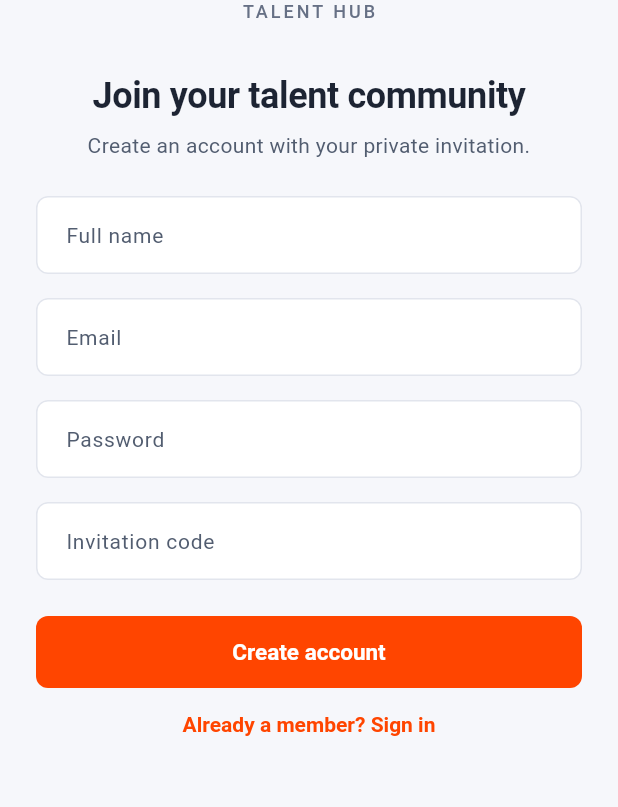
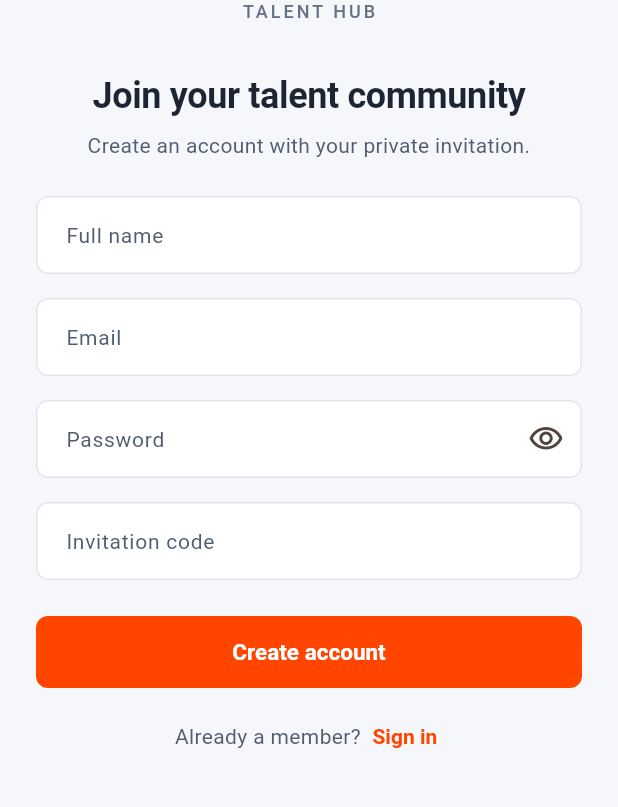
Before and after one commit to Ruby160612/excelerate-engagement-app, a Flutter app: the screen it shows after launch, after a tap on "LOGIN", after a tap on "Sign Up", on a phone screen of 412 x 824 dp, the part 179-986 px from its top. Run offline on Flutter 3.47's test engine with Material 3 defaults, Android fonts, the phone set to English and light mode, and no system bars; our stand-ins replace file_picker, firebase_core, flutter_svg, shared_preferences; accounts and stored records are empty.

Commit message:
Align Login and Sign Up, share validators, add Forgot Password placeholder

```diff
--- /dev/null
+++ b/lib/utils/validators.dart
@@ -0,0 +1,28 @@
+/// Form rules shared by Login and Sign Up, so both screens check input the
+/// same way and show the same messages.
+abstract final class Validators {
+  /// Minimum length for a new password (applied when creating an account).
+  static const int minPasswordLength = 8;
+
+  static final RegExp _email = RegExp(r'^[^\s@]+@[^\s@]+\.[^\s@]+$');
+
+  /// Empty and badly formed addresses show the same message.
+  static String? email(String? value) =>
+      value != null && _email.hasMatch(value.trim())
+          ? null
+          : 'Enter a valid email';
+
+  /// Login only needs a value, so accounts created under an older rule can
+  /// still sign in. Pass [checkLength] when the user is choosing a password.
+  static String? password(String? value, {bool checkLength = false}) {
+    if (value == null || value.isEmpty) return 'Enter your password';
+    if (checkLength && value.length < minPasswordLength) {
+      return 'Use at least $minPasswordLength characters';
+    }
+    return null;
+  }
+
+  /// A text field that must not be blank, with the message to show.
+  static String? required(String? value, String message) =>
+      value == null || value.trim().isEmpty ? message : null;
+}
--- a/lib/views/auth/login.dart
+++ b/lib/views/auth/login.dart
@@ -3,8 +3,11 @@ import 'package:provider/provider.dart';
 
 import '../../services/auth_service.dart';
 import '../../utils/constants.dart';
-import '../../utils/themes.dart';
+import '../../utils/validators.dart';
+import '../../widgets/app_button.dart';
+import '../../widgets/auth_switch_link.dart';
 import '../../widgets/brand_logo.dart';
+import '../../widgets/page_layout.dart';
 
 class LoginView extends StatefulWidget {
   const LoginView({super.key});
@@ -62,219 +65,108 @@ class _LoginViewState extends State<LoginView> {
     }
   }
 
+  // Placeholder until password reset exists on the backend.
+  void _forgotPassword() {
+    ScaffoldMessenger.of(context)
+      ..hideCurrentSnackBar()
+      ..showSnackBar(const SnackBar(
+        content: Text('Password reset is not available yet. '
+            'Please contact your Excelerate administrator.'),
+      ));
+  }
+
+  // Login and Sign Up share PageLayout, field styling, AppButton and
+  // AuthSwitchLink so the two screens look and behave the same.
   @override
-  Widget build(BuildContext context) {
-    const Color brandOrange = AppColors.primary;
-
-    return Scaffold(
-      backgroundColor: Colors.white,
-      appBar: AppBar(
-        backgroundColor: Colors.white,
-        elevation: 0,
-        iconTheme: const IconThemeData(color: Colors.black),
-      ),
-      body: SafeArea(
-        child: Center(
-          child: ConstrainedBox(
-            constraints: const BoxConstraints(maxWidth: 520),
-            child: SingleChildScrollView(
-              padding:
-                  const EdgeInsets.symmetric(horizontal: 24.0, vertical: 16.0),
+  Widget build(BuildContext context) => PageLayout(
+        title: AppConstants.name,
+        appBarTitle: const SizedBox.shrink(),
+        maxWidth: 520,
+        child: AutofillGroup(
           child: Form(
             key: _formKey,
             child: Column(
-                  crossAxisAlignment: CrossAxisAlignment.start,
+              crossAxisAlignment: CrossAxisAlignment.stretch,
               children: [
-                    const SizedBox(height: 20),
                 const Center(child: BrandLogo(showTagline: true)),
-                    const SizedBox(height: 40),
-                    Center(
-                      child: Text(
+                const SizedBox(height: 32),
+                Text(
                   'Welcome Back!',
+                  textAlign: TextAlign.center,
                   style: Theme.of(context).textTheme.headlineMedium,
                 ),
+                const SizedBox(height: 8),
+                const Text(
+                  'Login to continue to your account.',
+                  textAlign: TextAlign.center,
                 ),
-                    const SizedBox(height: 8),
-                    const Center(
-                      child: Text(
-                        'Login to continue to your account.',
-                        style: TextStyle(
-                          fontSize: 14,
-                          color: Colors.grey,
+                const SizedBox(height: 24),
+                TextFormField(
+                  controller: _emailController,
+                  keyboardType: TextInputType.emailAddress,
+                  autofillHints: const [AutofillHints.email],
+                  decoration: const InputDecoration(labelText: 'Email'),
+                  validator: Validators.email,
+                ),
+                const SizedBox(height: 16),
+                TextFormField(
+                  controller: _passwordController,
+                  obscureText: _obscurePassword,
+                  enableSuggestions: false,
+                  autocorrect: false,
+                  autofillHints: const [AutofillHints.password],
+                  decoration: InputDecoration(
+                    labelText: 'Password',
+                    suffixIcon: IconButton(
+                      tooltip:
+                          _obscurePassword ? 'Show password' : 'Hide password',
+                      icon: Icon(_obscurePassword
+                          ? Icons.visibility_outlined
+                          : Icons.visibility_off_outlined),
+                      onPressed: () =>
+                          setState(() => _obscurePassword = !_obscurePassword),
+                    ),
+                  ),
+                  validator: Validators.password,
+                ),
+                Align(
+                  alignment: Alignment.centerRight,
+                  child: TextButton(
+                    onPressed: _busy ? null : _forgotPassword,
+                    child: const Text(
+                      'Forgot Password?',
+                      style: TextStyle(fontWeight: FontWeight.bold),
                     ),
                   ),
                 ),
-                    const SizedBox(height: 40),
-                    const Text(
-                      'Email Address',
+                if (_error != null)
+                  Padding(
+                    padding: const EdgeInsets.only(top: 8),
+                    child: Text(
+                      _error!,
                       style:
-                          TextStyle(fontWeight: FontWeight.w600, fontSize: 14),
-                    ),
-                    const SizedBox(height: 8),
-                    TextFormField(
-                      controller: _emailController,
-                      keyboardType: TextInputType.emailAddress,
-                      validator: (value) {
-                        if (value == null || value.trim().isEmpty) {
-                          return 'Please enter your email address';
-                        }
-                        final emailRegex =
-                            RegExp(r'^[\w-\.]+@([\w-]+\.)+[\w-]{2,4}$');
-                        if (!emailRegex.hasMatch(value.trim())) {
-                          return 'Please enter a valid email address';
-                        }
-                        return null;
-                      },
-                      decoration: InputDecoration(
-                        hintText: 'name@example.com',
-                        hintStyle: const TextStyle(color: Colors.grey),
-                        prefixIcon: const Icon(Icons.email_outlined,
-                            color: Colors.grey),
-                        border: OutlineInputBorder(
-                          borderRadius: BorderRadius.circular(8),
-                        ),
-                        enabledBorder: OutlineInputBorder(
-                          borderRadius: BorderRadius.circular(8),
-                          borderSide: BorderSide(color: Colors.grey.shade300),
-                        ),
-                      ),
-                    ),
-                    const SizedBox(height: 20),
-                    const Text(
-                      'Password',
-                      style:
-                          TextStyle(fontWeight: FontWeight.w600, fontSize: 14),
-                    ),
-                    const SizedBox(height: 8),
-                    TextFormField(
-                      controller: _passwordController,
-                      obscureText: _obscurePassword,
-                      validator: (value) {
-                        if (value == null || value.isEmpty) {
-                          return 'Please enter your password';
-                        }
-                        if (value.length < 6) {
-                          return 'Password must be at least 6 characters long';
-                        }
-                        return null;
-                      },
-                      decoration: InputDecoration(
-                        hintText: 'Enter your password',
-                        hintStyle: const TextStyle(color: Colors.grey),
-                        prefixIcon:
-                            const Icon(Icons.lock_outline, color: Colors.grey),
-                        suffixIcon: IconButton(
-                          icon: Icon(
-                            _obscurePassword
-                                ? Icons.visibility_outlined
-                                : Icons.visibility_off_outlined,
-                            color: Colors.grey,
-                          ),
-                          onPressed: () {
-                            setState(() {
-                              _obscurePassword = !_obscurePassword;
-                            });
-                          },
-                        ),
-                        border: OutlineInputBorder(
-                          borderRadius: BorderRadius.circular(8),
-                        ),
-                        enabledBorder: OutlineInputBorder(
-                          borderRadius: BorderRadius.circular(8),
-                          borderSide: BorderSide(color: Colors.grey.shade300),
-                        ),
+                          TextStyle(color: Theme.of(context).colorScheme.error),
                     ),
                   ),
                 const SizedBox(height: 16),
-                    Align(
-                      alignment: Alignment.centerRight,
-                      child: TextButton(
-                        onPressed: () {
-                          debugPrint('Forgot Password Tapped');
-                        },
-                        child: const Text(
-                          'Forgot Password?',
-                          style: TextStyle(
-                            color: brandOrange,
-                            fontWeight: FontWeight.bold,
+                // The label stays "LOGIN": four test files look for that text.
+                AppButton(
+                  label: 'LOGIN',
+                  loading: _busy,
+                  onPressed: _submit,
                 ),
-                        ),
-                      ),
-                    ),
-                    const SizedBox(height: 20),
-                    if (_error != null)
-                      Padding(
-                        padding: const EdgeInsets.only(bottom: 16),
-                        child: Text(
-                          _error!,
-                          style: TextStyle(
-                            color: Theme.of(context).colorScheme.error,
-                            fontWeight: FontWeight.w500,
-                          ),
-                        ),
-                      ),
-                    SizedBox(
-                      width: double.infinity,
-                      height: 54,
-                      child: ElevatedButton(
-                        style: ElevatedButton.styleFrom(
-                          backgroundColor: brandOrange,
-                          foregroundColor: Colors.white,
-                          shape: RoundedRectangleBorder(
-                            borderRadius: BorderRadius.circular(8),
-                          ),
-                        ),
-                        onPressed: _busy ? null : _submit,
-                        child: _busy
-                            ? const SizedBox(
-                                width: 20,
-                                height: 20,
-                                child: CircularProgressIndicator(
-                                  strokeWidth: 2,
-                                  valueColor: AlwaysStoppedAnimation<Color>(
-                                      Colors.white),
-                                ),
-                              )
-                            : const Text(
-                                'LOGIN',
-                                style: TextStyle(
-                                    fontSize: 16, fontWeight: FontWeight.bold),
-                              ),
-                      ),
-                    ),
-                    const SizedBox(height: 30),
-                    Center(
-                      child: Wrap(
-                        alignment: WrapAlignment.center,
-                        crossAxisAlignment: WrapCrossAlignment.center,
-                        children: [
-                          const Text(
-                            "Don't have an account? ",
-                            style: TextStyle(color: Colors.grey),
-                          ),
-                          GestureDetector(
-                            onTap: () {
-                              Navigator.pushReplacementNamed(
-                                  context, AppRoutes.signup);
-                            },
-                            child: const Text(
-                              'Sign Up',
-                              style: TextStyle(
-                                color: brandOrange,
-                                fontWeight: FontWeight.bold,
-                              ),
-                            ),
-                          ),
-                        ],
-                      ),
+                const SizedBox(height: 8),
+                AuthSwitchLink(
+                  prompt: "Don't have an account?",
+                  action: 'Sign Up',
+                  onTap: _busy
+                      ? null
+                      : () => Navigator.pushReplacementNamed(
+                          context, AppRoutes.signup),
                 ),
               ],
             ),
           ),
         ),
-          ),
-        ),
-      ),
       );
 }
-}
--- a/lib/widgets/auth_form.dart
+++ b/lib/widgets/auth_form.dart
@@ -3,7 +3,9 @@ import 'package:provider/provider.dart';
 import '../services/auth_service.dart';
 import '../state/submission_controller.dart';
 import '../utils/constants.dart';
+import '../utils/validators.dart';
 import 'app_button.dart';
+import 'auth_switch_link.dart';
 import 'brand_logo.dart';
 import 'page_layout.dart';
 
@@ -33,6 +35,7 @@ class _AuthFormState extends State<AuthForm> {
   );
   bool get _busy => _form.isSubmitting;
   String? _error;
+  bool _obscurePassword = true;
 
   @override
   void initState() {
@@ -84,6 +87,7 @@ class _AuthFormState extends State<AuthForm> {
   Widget build(BuildContext context) => PageLayout(
         title: AppConstants.name,
         appBarTitle: const SizedBox.shrink(),
+        maxWidth: 520,
         child: AutofillGroup(
             child: Form(
                 key: _formKey,
@@ -112,9 +116,7 @@ class _AuthFormState extends State<AuthForm> {
                               const InputDecoration(labelText: 'Full name'),
                           autofillHints: const [AutofillHints.name],
                           validator: (value) =>
-                              value == null || value.trim().isEmpty
-                                  ? 'Enter your name'
-                                  : null),
+                              Validators.required(value, 'Enter your name')),
                       const SizedBox(height: 16),
                     ],
                     TextFormField(
@@ -122,15 +124,11 @@ class _AuthFormState extends State<AuthForm> {
                         keyboardType: TextInputType.emailAddress,
                         autofillHints: const [AutofillHints.email],
                         decoration: const InputDecoration(labelText: 'Email'),
-                        validator: (value) => value == null ||
-                                !RegExp(r'^[^\s@]+@[^\s@]+\.[^\s@]+$')
-                                    .hasMatch(value.trim())
-                            ? 'Enter a valid email'
-                            : null),
+                        validator: Validators.email),
                     const SizedBox(height: 16),
                     TextFormField(
                         controller: _password,
-                        obscureText: true,
+                        obscureText: _obscurePassword,
                         enableSuggestions: false,
                         autocorrect: false,
                         autofillHints: [
@@ -138,27 +136,27 @@ class _AuthFormState extends State<AuthForm> {
                               ? AutofillHints.newPassword
                               : AutofillHints.password
                         ],
-                        decoration:
-                            const InputDecoration(labelText: 'Password'),
-                        validator: (value) {
-                          if (value == null || value.isEmpty) {
-                            return 'Enter your password';
-                          }
-                          if (widget.signup && value.length < 8) {
-                            return 'Use at least 8 characters';
-                          }
-                          return null;
-                        }),
+                        decoration: InputDecoration(
+                            labelText: 'Password',
+                            suffixIcon: IconButton(
+                                tooltip: _obscurePassword
+                                    ? 'Show password'
+                                    : 'Hide password',
+                                icon: Icon(_obscurePassword
+                                    ? Icons.visibility_outlined
+                                    : Icons.visibility_off_outlined),
+                                onPressed: () => setState(
+                                    () => _obscurePassword = !_obscurePassword))),
+                        validator: (value) => Validators.password(value,
+                            checkLength: widget.signup)),
                     if (widget.signup) ...[
                       const SizedBox(height: 16),
                       TextFormField(
                           controller: _invitation,
                           decoration: const InputDecoration(
                               labelText: 'Invitation code'),
-                          validator: (value) =>
-                              value == null || value.trim().isEmpty
-                                  ? 'Enter your invitation code'
-                                  : null),
+                          validator: (value) => Validators.required(
+                              value, 'Enter your invitation code')),
                     ],
                     if (_error != null ||
                         context.watch<AuthService>().initializationError !=
@@ -177,17 +175,19 @@ class _AuthFormState extends State<AuthForm> {
                         label: widget.signup ? 'Create account' : 'Sign in',
                         loading: _busy,
                         onPressed: _submit),
-                    TextButton(
-                        onPressed: _busy
+                    const SizedBox(height: 8),
+                    AuthSwitchLink(
+                        prompt: widget.signup
+                            ? 'Already a member?'
+                            : 'Have an invitation?',
+                        action: widget.signup ? 'Sign in' : 'Create an account',
+                        onTap: _busy
                             ? null
                             : () => Navigator.pushReplacementNamed(
                                 context,
                                 widget.signup
                                     ? AppRoutes.login
-                                    : AppRoutes.signup),
-                        child: Text(widget.signup
-                            ? 'Already a member? Sign in'
-                            : 'Have an invitation? Create an account')),
+                                    : AppRoutes.signup)),
                   ],
                 ))),
       );
--- /dev/null
+++ b/lib/widgets/auth_switch_link.dart
@@ -0,0 +1,52 @@
+import 'package:flutter/material.dart';
+
+import '../utils/themes.dart';
+
+/// "Don't have an account? Sign Up" style link used at the bottom of Login and
+/// Sign Up, so both screens switch between each other the same way.
+class AuthSwitchLink extends StatelessWidget {
+  const AuthSwitchLink({
+    super.key,
+    required this.prompt,
+    required this.action,
+    required this.onTap,
+  });
+
+  /// Plain text before the link, for example `Don't have an account?`.
+  final String prompt;
+
+  /// The tappable text, for example `Sign Up`.
+  final String action;
+
+  /// Null disables the link (used while a request is running).
+  final VoidCallback? onTap;
+
+  @override
+  Widget build(BuildContext context) => Center(
+        child: Wrap(
+          alignment: WrapAlignment.center,
+          crossAxisAlignment: WrapCrossAlignment.center,
+          children: [
+            Text(
+              '$prompt ',
+              style: Theme.of(context)
+                  .textTheme
+                  .bodyMedium
+                  ?.copyWith(color: AppColors.textSecondary),
+            ),
+            TextButton(
+              onPressed: onTap,
+              style: TextButton.styleFrom(
+                padding: const EdgeInsets.symmetric(horizontal: 4),
+                minimumSize: const Size(0, 48),
+                tapTargetSize: MaterialTapTargetSize.shrinkWrap,
+              ),
+              child: Text(
+                action,
+                style: const TextStyle(fontWeight: FontWeight.bold),
+              ),
+            ),
+          ],
+        ),
+      );
+}
```
Also changed, not shown: 1 other file. Lines whose indentation alone changed are shown as unchanged.
